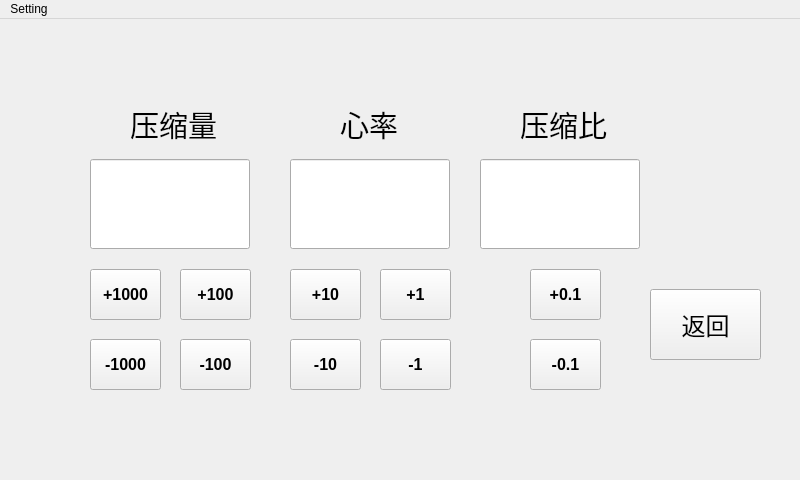
Before: the Qt Designer form setting.ui in jokemilk/pump_shell, drawn with Qt 5.
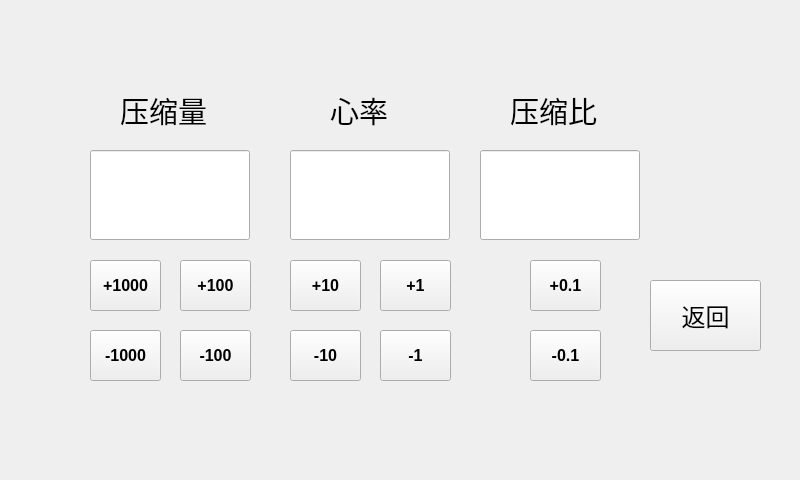
After: the same form once the commit is applied.

What changed in the file:
```diff
--- a/setting.ui
+++ b/setting.ui
@@ -20,10 +20,10 @@
    <widget class="QLabel" name="label">
     <property name="geometry">
      <rect>
-      <x>130</x>
+      <x>120</x>
       <y>90</y>
-      <width>91</width>
-      <height>31</height>
+      <width>120</width>
+      <height>40</height>
      </rect>
     </property>
     <property name="font">
@@ -41,10 +41,10 @@
    <widget class="QLabel" name="label_2">
     <property name="geometry">
      <rect>
-      <x>340</x>
+      <x>330</x>
       <y>90</y>
-      <width>91</width>
-      <height>31</height>
+      <width>120</width>
+      <height>40</height>
      </rect>
     </property>
     <property name="font">
@@ -62,10 +62,10 @@
    <widget class="QLabel" name="label_3">
     <property name="geometry">
      <rect>
-      <x>520</x>
+      <x>510</x>
       <y>90</y>
-      <width>91</width>
-      <height>31</height>
+      <width>120</width>
+      <height>40</height>
      </rect>
     </property>
     <property name="font">
@@ -84,7 +84,7 @@
     <property name="geometry">
      <rect>
       <x>90</x>
-      <y>140</y>
+      <y>150</y>
       <width>160</width>
       <height>90</height>
      </rect>
@@ -111,7 +111,7 @@
     <property name="geometry">
      <rect>
       <x>290</x>
-      <y>140</y>
+      <y>150</y>
       <width>160</width>
       <height>90</height>
      </rect>
@@ -138,7 +138,7 @@
     <property name="geometry">
      <rect>
       <x>480</x>
-      <y>140</y>
+      <y>150</y>
       <width>160</width>
       <height>90</height>
      </rect>
@@ -165,7 +165,7 @@
     <property name="geometry">
      <rect>
       <x>90</x>
-      <y>250</y>
+      <y>260</y>
       <width>71</width>
       <height>51</height>
      </rect>
@@ -188,7 +188,7 @@
     <property name="geometry">
      <rect>
       <x>180</x>
-      <y>250</y>
+      <y>260</y>
       <width>71</width>
       <height>51</height>
      </rect>
@@ -211,7 +211,7 @@
     <property name="geometry">
      <rect>
       <x>90</x>
-      <y>320</y>
+      <y>330</y>
       <width>71</width>
       <height>51</height>
      </rect>
@@ -234,7 +234,7 @@
     <property name="geometry">
      <rect>
       <x>180</x>
-      <y>320</y>
+      <y>330</y>
       <width>71</width>
       <height>51</height>
      </rect>
@@ -257,7 +257,7 @@
     <property name="geometry">
      <rect>
       <x>380</x>
-      <y>320</y>
+      <y>330</y>
       <width>71</width>
       <height>51</height>
      </rect>
@@ -280,7 +280,7 @@
     <property name="geometry">
      <rect>
       <x>290</x>
-      <y>320</y>
+      <y>330</y>
       <width>71</width>
       <height>51</height>
      </rect>
@@ -303,7 +303,7 @@
     <property name="geometry">
      <rect>
       <x>380</x>
-      <y>250</y>
+      <y>260</y>
       <width>71</width>
       <height>51</height>
      </rect>
@@ -326,7 +326,7 @@
     <property name="geometry">
      <rect>
       <x>290</x>
-      <y>250</y>
+      <y>260</y>
       <width>71</width>
       <height>51</height>
      </rect>
@@ -349,7 +349,7 @@
     <property name="geometry">
      <rect>
       <x>530</x>
-      <y>320</y>
+      <y>330</y>
       <width>71</width>
       <height>51</height>
      </rect>
@@ -372,7 +372,7 @@
     <property name="geometry">
      <rect>
       <x>530</x>
-      <y>250</y>
+      <y>260</y>
       <width>71</width>
       <height>51</height>
      </rect>
@@ -395,7 +395,7 @@
     <property name="geometry">
      <rect>
       <x>650</x>
-      <y>270</y>
+      <y>280</y>
       <width>111</width>
       <height>71</height>
      </rect>
@@ -413,22 +413,6 @@
     </property>
    </widget>
   </widget>
-  <widget class="QMenuBar" name="menubar">
-   <property name="geometry">
-    <rect>
-     <x>0</x>
-     <y>0</y>
-     <width>800</width>
-     <height>25</height>
-    </rect>
-   </property>
-   <widget class="QMenu" name="menuSetting">
-    <property name="title">
-     <string>Setting</string>
-    </property>
-   </widget>
-   <addaction name="menuSetting"/>
-  </widget>
  </widget>
  <resources/>
  <connections/>
```
Left out of the diff: 2 changed lines with no effect on the pictures.
